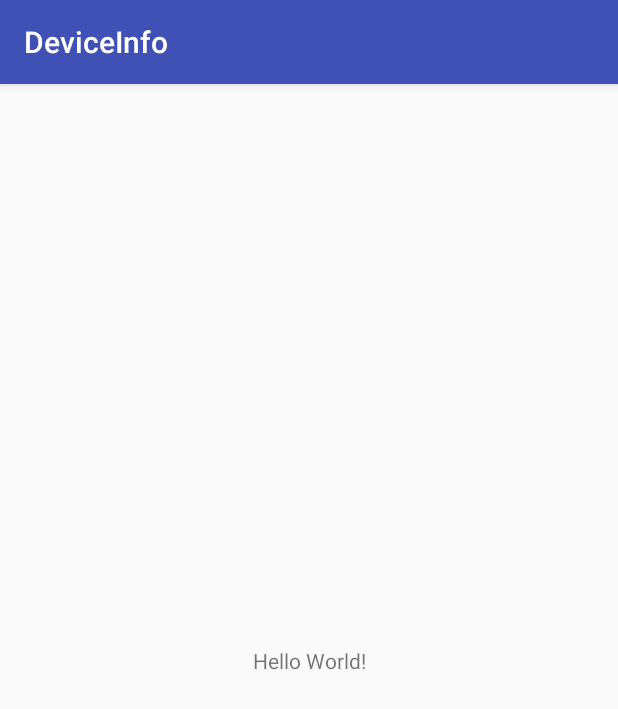
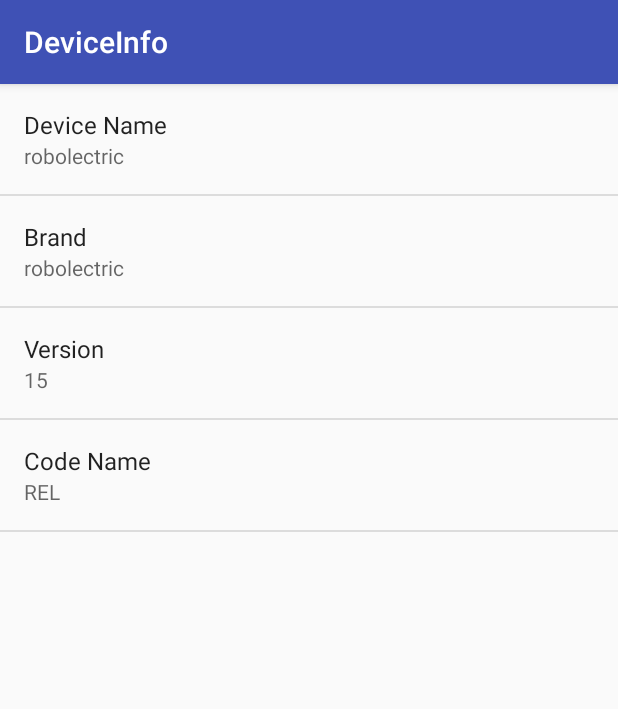
Before and after one commit to NUmeroAndDev/DeviceInfo-android, an Android app: the screen it shows after launch (MainActivity), on a phone screen of 412 x 824 dp. Shown: the top 709 px of the screen. Run offline under Robolectric (Android 15) with nearby library versions, the phone set to English and light mode, and no system bars.

Commit message:
画面の表示処理を追加

```diff
--- a/app/src/main/java/com/numero/deviceinfo/activity/MainActivity.java
+++ b/app/src/main/java/com/numero/deviceinfo/activity/MainActivity.java
@@ -4,6 +4,7 @@ import android.support.v7.app.AppCompatActivity;
 import android.os.Bundle;
 
 import com.numero.deviceinfo.R;
+import com.numero.deviceinfo.fragment.DeviceInfoFragment;
 
 public class MainActivity extends AppCompatActivity {
 
@@ -11,5 +12,7 @@ public class MainActivity extends AppCompatActivity {
     protected void onCreate(Bundle savedInstanceState) {
         super.onCreate(savedInstanceState);
         setContentView(R.layout.activity_main);
+
+        getFragmentManager().beginTransaction().replace(R.id.container, DeviceInfoFragment.getInstance()).commit();
     }
 }
--- a/app/src/main/java/com/numero/deviceinfo/fragment/DeviceInfoFragment.java
+++ b/app/src/main/java/com/numero/deviceinfo/fragment/DeviceInfoFragment.java
@@ -1,17 +1,39 @@
 package com.numero.deviceinfo.fragment;
 
+import android.app.Fragment;
 import android.os.Bundle;
 import android.preference.PreferenceFragment;
+import android.preference.PreferenceScreen;
 import android.support.annotation.Nullable;
 
 import com.numero.deviceinfo.R;
+import com.numero.deviceinfo.model.DeviceInfo;
 
 public class DeviceInfoFragment extends PreferenceFragment {
+
+    private DeviceInfo deviceInfo = new DeviceInfo();
+
+    public static Fragment getInstance() {
+        return new DeviceInfoFragment();
+    }
 
     @Override
     public void onCreate(@Nullable Bundle savedInstanceState) {
         super.onCreate(savedInstanceState);
         addPreferencesFromResource(R.xml.device_info_list);
 
+        setupLayout();
+    }
+
+    private void setupLayout() {
+        PreferenceScreen deviceNameScreen = (PreferenceScreen) findPreference("device_name_screen");
+        PreferenceScreen deviceBrandScreen = (PreferenceScreen) findPreference("device_brand_screen");
+        PreferenceScreen deviceVersionScreen = (PreferenceScreen) findPreference("device_version_screen");
+        PreferenceScreen deviceCodeNameScreen = (PreferenceScreen) findPreference("device_code_name_screen");
+
+        deviceNameScreen.setSummary(deviceInfo.getName());
+        deviceBrandScreen.setSummary(deviceInfo.getBrand());
+        deviceVersionScreen.setSummary(deviceInfo.getVersion());
+        deviceCodeNameScreen.setSummary(deviceInfo.getCodeName());
     }
 }
--- a/app/src/main/res/layout/activity_main.xml
+++ b/app/src/main/res/layout/activity_main.xml
@@ -1,18 +1,13 @@
 <?xml version="1.0" encoding="utf-8"?>
-<android.support.constraint.ConstraintLayout xmlns:android="http://schemas.android.com/apk/res/android"
-    xmlns:app="http://schemas.android.com/apk/res-auto"
+<RelativeLayout xmlns:android="http://schemas.android.com/apk/res/android"
     xmlns:tools="http://schemas.android.com/tools"
     android:layout_width="match_parent"
     android:layout_height="match_parent"
     tools:context="com.numero.deviceinfo.activity.MainActivity">
 
-    <TextView
-        android:layout_width="wrap_content"
-        android:layout_height="wrap_content"
-        android:text="Hello World!"
-        app:layout_constraintBottom_toBottomOf="parent"
-        app:layout_constraintLeft_toLeftOf="parent"
-        app:layout_constraintRight_toRightOf="parent"
-        app:layout_constraintTop_toTopOf="parent" />
+    <FrameLayout
+        android:id="@+id/container"
+        android:layout_width="match_parent"
+        android:layout_height="match_parent" />
 
-</android.support.constraint.ConstraintLayout>
+</RelativeLayout>
```
